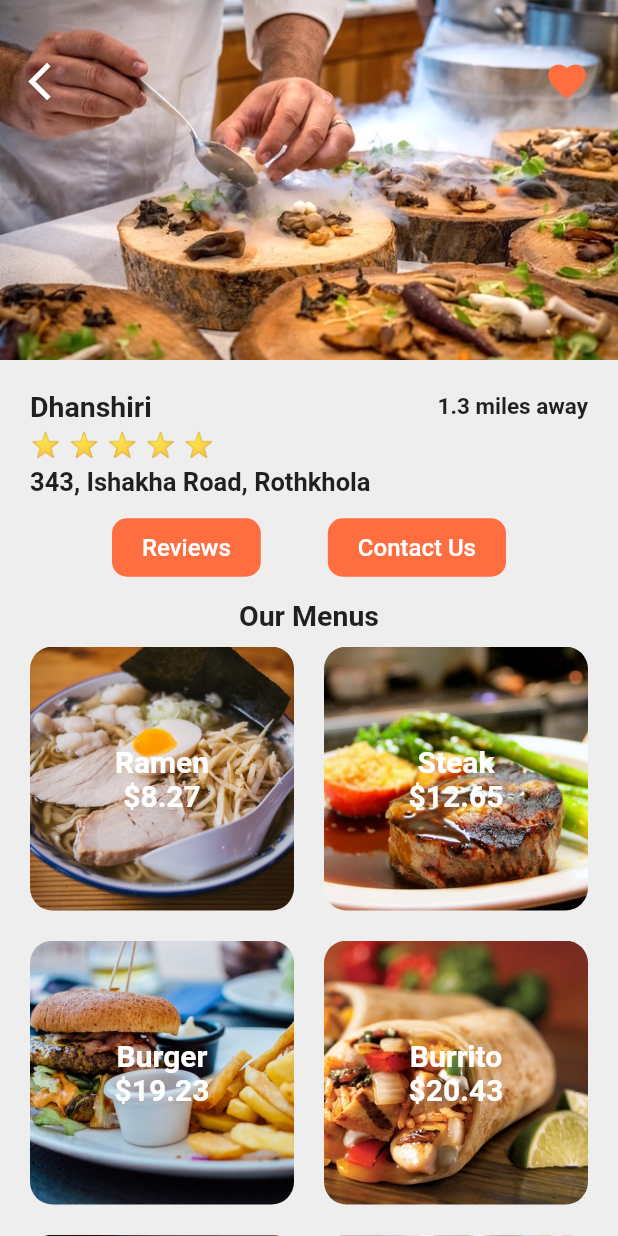
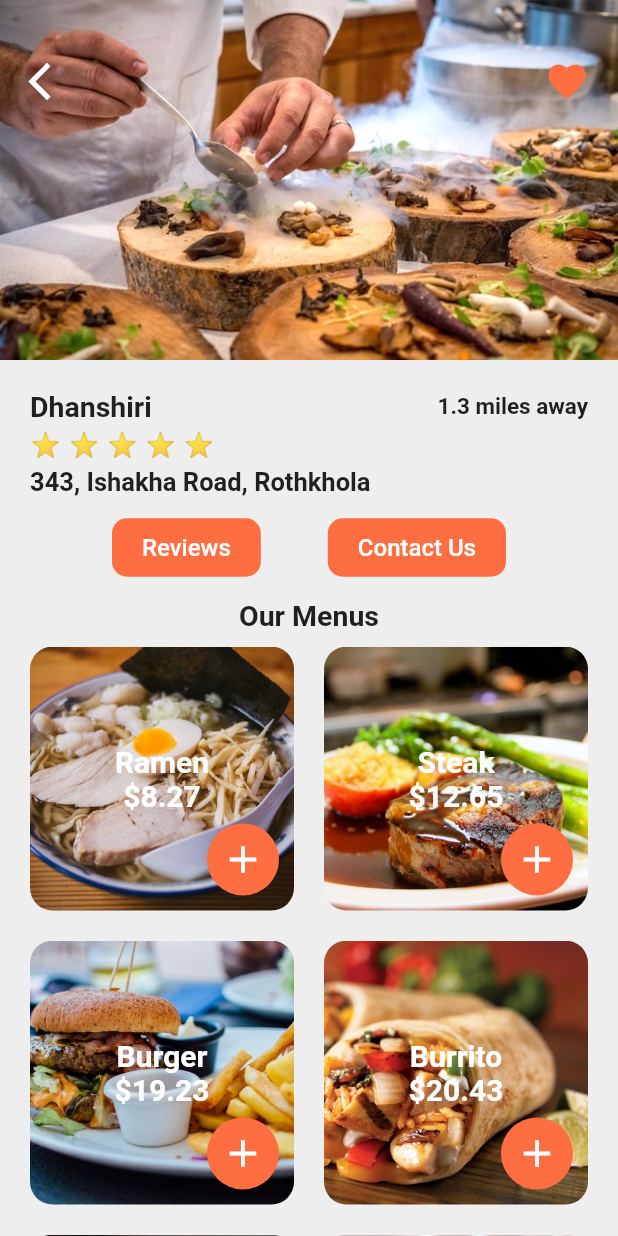
Before and after one commit to Rezuanul-Islam-Fahim/food_delivery_ui, a Flutter app: the screen it shows after launch, after a tap on "Dhanshiri", on a phone screen of 412 x 824 dp. Run offline on Flutter 3.47's test engine with Material 2 defaults, Android fonts, the phone set to English and light mode, and no system bars.

Commit message:
Add menu items's add to cart button

```diff
--- a/lib/screens/restaurantScreen.dart
+++ b/lib/screens/restaurantScreen.dart
@@ -51,6 +51,22 @@ class _RestaurantScreenState extends State<RestaurantScreen> {
                 ),
               ),
             ],
+          ),
+          Positioned(
+            right: 10.0,
+            bottom: 10.0,
+            child: Container(
+              decoration: BoxDecoration(
+                color: Theme.of(context).primaryColor,
+                borderRadius: BorderRadius.circular(30.0),
+              ),
+              child: IconButton(
+                icon: Icon(Icons.add),
+                color: Colors.white,
+                iconSize: 30.0,
+                onPressed: () {},
+              ),
+            ),
           ),
         ],
       ),
```
